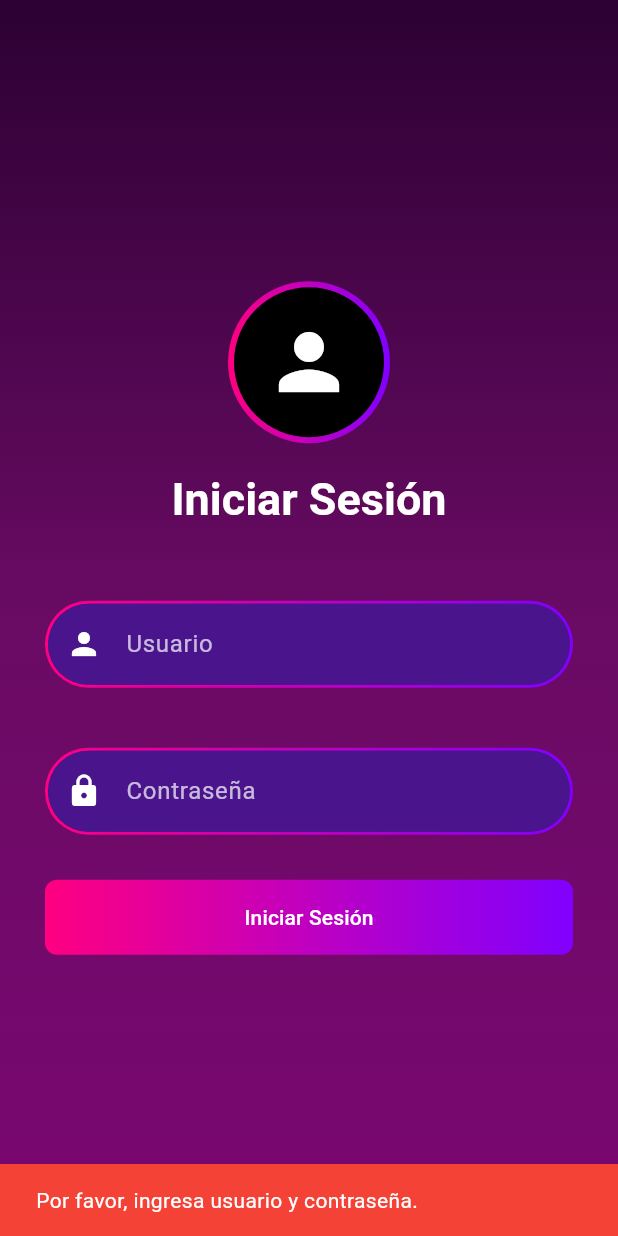
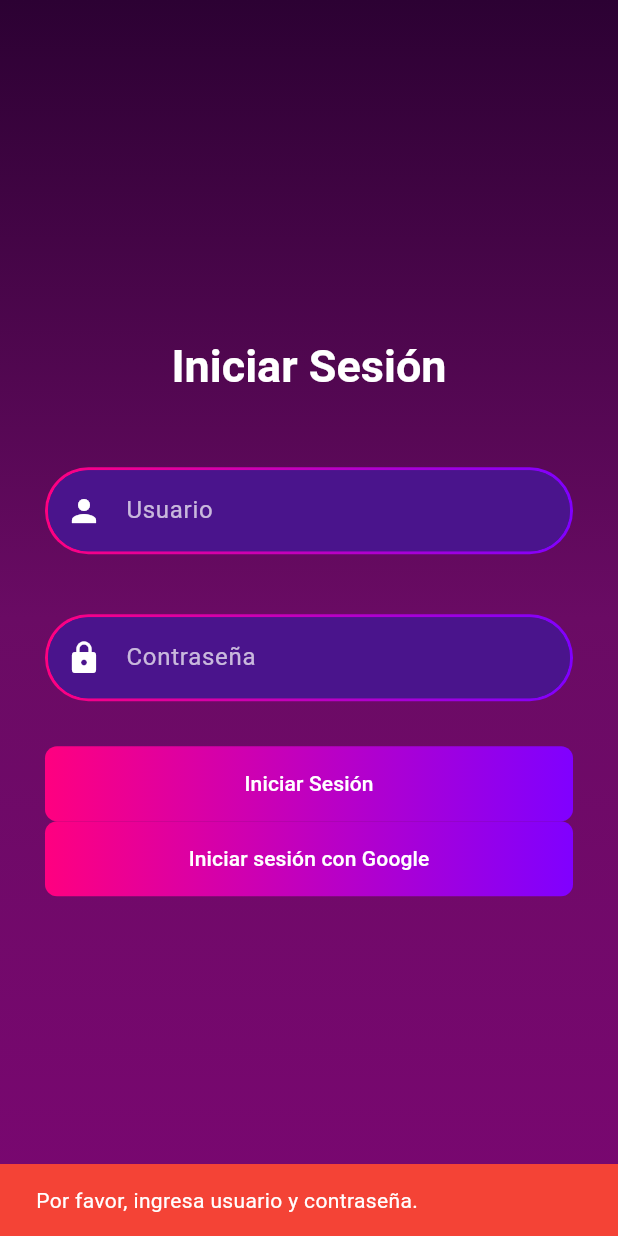
Before and after one commit to Kevin8548/lightStep-autentication, a Flutter app: the screen it shows after launch, after a tap on "Iniciar Sesión", on a phone screen of 412 x 824 dp. Run offline on Flutter 3.47's test engine with Material 3 defaults, Android fonts, the phone set to English and light mode, and no system bars; drawn by our look-alikes of animated_text_kit; our stand-ins replace cloud_firestore, firebase_auth, firebase_core, firebase_database, flutter_colorpicker, flutter_svg and 3 more; accounts and stored records are empty; Roboto replaces fonts that are missing (Roboto Mono).

Commit message:
Nuevos cambios

```diff
--- a/lib/main.dart
+++ b/lib/main.dart
@@ -1,7 +1,6 @@
 import 'package:flutter/material.dart';
 import 'package:firebase_core/firebase_core.dart';
 import 'package:light_step_app/screens/consumo.dart';
-import 'package:light_step_app/screens/iniciar_sesion.dart';
 import 'package:light_step_app/screens/perfil.dart';
 import 'package:light_step_app/screens/personalizacion.dart';
 import 'package:light_step_app/services/lightstep_service.dart';
--- a/lib/services/lightstep_step.dart
+++ b/lib/services/lightstep_step.dart
@@ -1,89 +1,236 @@
+import 'package:animated_text_kit/animated_text_kit.dart';
 import 'package:flutter/material.dart';
 import 'package:light_step_app/services/lightstep_service.dart';
 import 'package:firebase_database/firebase_database.dart';
+import 'package:firebase_auth/firebase_auth.dart';
+import 'package:google_sign_in/google_sign_in.dart';
+import 'package:light_step_app/widgets/scaffold_con_degradado.dart';
+import 'package:light_step_app/widgets/tabbar.dart';
 
-class Encendido extends StatelessWidget {
-  final LightstepService lightstepService = LightstepService();
+class LoginScreen extends StatefulWidget {
+  const LoginScreen({super.key});
 
-  // Método para obtener los datos desde Firebase y mostrarlos en consola
-  void fetchConfiguracion() {
-    lightstepService.getConfiguracion().listen((event) {
-      // Extraemos el valor de event y lo convertimos en un Map<String, dynamic>
-      Map<String, dynamic> configData = Map<String, dynamic>.from(event as Map);
-      print("Datos obtenidos de Firebase: $configData");
-    }, onError: (e) {
-      print("Error al obtener configuración: $e");
-    });
+  @override
+  State<LoginScreen> createState() => _IniciarSesionState();
 }
 
-  // Método para crear un nuevo nodo con datos únicos
-  void createNewConfig() {
-    // Creamos un identificador único para el nuevo nodo con `push()`
-    final newConfigRef = FirebaseDatabase.instance.ref().child('config').push();
+class _IniciarSesionState extends State<LoginScreen> {
+  final TextEditingController _usuarioController = TextEditingController();
+  final TextEditingController _passwordController = TextEditingController();
 
-    // Datos a guardar en el nuevo nodo
-    Map<String, dynamic> newConfigData = {
-      "efecto": "FadeOut",
-      "estado": "encendido",
-      "fecha": "2025-12-31",
-      "opacidad": 90,
-      "id": "002",
-      "color": "azul"
-    };
+  final GoogleSignIn _googleSignIn = GoogleSignIn();
+  final FirebaseAuth _auth = FirebaseAuth.instance;
 
-    // Guardamos los datos en el nuevo nodo
-    newConfigRef.set(newConfigData).then((_) {
-      print("Nuevo documento creado exitosamente con ID: ${newConfigRef.key}");
-    }).catchError((e) {
-      print("Error al crear nuevo documento: $e");
-    });
+  // Función para iniciar sesión con Google
+  Future<User?> _signInWithGoogle() async {
+    try {
+      final GoogleSignInAccount? googleUser = await _googleSignIn.signIn();
+      final GoogleSignInAuthentication googleAuth =
+          await googleUser!.authentication;
+
+      final OAuthCredential credential = GoogleAuthProvider.credential(
+        accessToken: googleAuth.accessToken,
+        idToken: googleAuth.idToken,
+      );
+
+      final UserCredential userCredential =
+          await _auth.signInWithCredential(credential);
+      return userCredential.user;
+    } catch (e) {
+      print("Error al iniciar sesión con Google: $e");
+      return null;
+    }
+  }
+
+  // Método para la validación tradicional del login
+  void _validarYContinuar() {
+    String usuario = _usuarioController.text.trim();
+    String password = _passwordController.text.trim();
+
+    if (usuario.isEmpty || password.isEmpty) {
+      _mostrarMensaje("Por favor, ingresa usuario y contraseña.");
+    } else {
+      Navigator.push(
+        context,
+        MaterialPageRoute(builder: (context) => TabBarScreen()),
+      );
+    }
+  }
+
+  // Función para mostrar un mensaje
+  void _mostrarMensaje(String mensaje) {
+    ScaffoldMessenger.of(context).showSnackBar(
+      SnackBar(
+        content: Text(mensaje, style: const TextStyle(color: Colors.white)),
+        backgroundColor: Colors.red,
+        duration: const Duration(seconds: 2),
+      ),
+    );
   }
 
   @override
   Widget build(BuildContext context) {
-    return Scaffold(
-      appBar: AppBar(title: Text("Prueba de Escritura y Lectura")),
+    return ScaffoldConDegradado(
       body: Center(
+        child: Padding(
+          padding: const EdgeInsets.symmetric(horizontal: 30),
           child: Column(
             mainAxisAlignment: MainAxisAlignment.center,
             children: [
-            ElevatedButton(
-              onPressed: () {
-                // Llamada a updateConfiguracion para escribir en Firebase
-                lightstepService
-                    .updateConfiguracion(
-                        efecto: "FadeIn",
-                        estado: "encendido",
-                        fecha: "2025-12-30",
-                        opacidad: 80,
-                        color: "verde")
-                    .then((_) {
-                  print("Configuración actualizada exitosamente.");
-                }).catchError((e) {
-                  print("Error al actualizar configuración: $e");
-                });
+              // Aquí van tus widgets anteriores (Avatar, AnimatedTitle, etc.)
+              _animatedTitle(),
+              const SizedBox(height: 40),
+              _buildTextField(
+                  Icons.person, "Usuario", false, _usuarioController),
+              const SizedBox(height: 20),
+              _buildTextField(
+                  Icons.lock, "Contraseña", true, _passwordController),
+              const SizedBox(height: 20),
+              SizedBox(
+                width: double.infinity,
+                height: 50,
+                child: DecoratedBox(
+                  decoration: BoxDecoration(
+                    borderRadius: BorderRadius.circular(8),
+                    gradient: const LinearGradient(
+                      begin: Alignment.centerLeft,
+                      end: Alignment.centerRight,
+                      colors: [Color(0xFFFF0080), Color(0xFF8000FF)],
+                    ),
+                  ),
+                  child: ElevatedButton(
+                    onPressed: _validarYContinuar,
+                    style: ElevatedButton.styleFrom(
+                      backgroundColor: Colors.transparent,
+                      shadowColor: Colors.transparent,
+                      shape: RoundedRectangleBorder(
+                        borderRadius: BorderRadius.circular(8),
+                      ),
+                    ),
+                    child: const Text("Iniciar Sesión",
+                        style: TextStyle(color: Colors.white)),
+                  ),
+                ),
+              ),
+              // Botón de Google Sign-In
+              SizedBox(
+                width: double.infinity,
+                height: 50,
+                child: DecoratedBox(
+                  decoration: BoxDecoration(
+                    borderRadius: BorderRadius.circular(8),
+                    gradient: const LinearGradient(
+                      begin: Alignment.centerLeft,
+                      end: Alignment.centerRight,
+                      colors: [Color(0xFFFF0080), Color(0xFF8000FF)],
+                    ),
+                  ),
+                  child: ElevatedButton(
+                    onPressed: () async {
+                      User? user = await _signInWithGoogle();
+                      if (user != null) {
+                        print('Usuario logueado: ${user.displayName}');
+                        Navigator.push(
+                          context,
+                          MaterialPageRoute(
+                              builder: (context) => TabBarScreen()),
+                        );
+                      } else {
+                        _mostrarMensaje("Error al iniciar sesión con Google.");
+                      }
                     },
-              child: Text('Actualizar Configuración'),
+                    style: ElevatedButton.styleFrom(
+                      backgroundColor: Colors.transparent,
+                      shadowColor: Colors.transparent,
+                      shape: RoundedRectangleBorder(
+                        borderRadius: BorderRadius.circular(8),
                       ),
-            SizedBox(height: 20),
-            ElevatedButton(
-              onPressed: () {
-                // Llamada al método createNewConfig para crear un nuevo documento
-                createNewConfig();
-              },
-              child: Text('Crear Nuevo Documento'),
                     ),
-            SizedBox(height: 20),
-            ElevatedButton(
-              onPressed: () {
-                // Llamada al método fetchConfiguracion para obtener los datos
-                fetchConfiguracion();
-              },
-              child: Text('Obtener Configuración'),
+                    child: const Text("Iniciar sesión con Google",
+                        style: TextStyle(color: Colors.white)),
                   ),
+                ),
+              ),
+            ],
+          ),
+        ),
+      ),
+      bottomNavigationBar: Material(
+        color: Colors.purple,
+        child: const TabBar(
+          tabs: [
+            Tab(icon: Icon(Icons.home), text: "Inicio"),
+            Tab(icon: Icon(Icons.settings), text: "Personalización"),
+            Tab(icon: Icon(Icons.battery_charging_full), text: "Consumo"),
+            Tab(icon: Icon(Icons.person), text: "Perfil"),
           ],
         ),
       ),
     );
   }
+
+  // Método para la animación del título
+  Widget _animatedTitle() {
+    return DefaultTextStyle(
+      style: const TextStyle(
+        fontSize: 30.0,
+        fontWeight: FontWeight.bold,
+        color: Colors.white,
+      ),
+      child: AnimatedTextKit(
+        animatedTexts: [
+          TyperAnimatedText(
+            "Iniciar Sesión",
+            speed: const Duration(milliseconds: 100),
+          ),
+        ],
+        isRepeatingAnimation: true,
+        repeatForever: true,
+        pause: const Duration(seconds: 1),
+      ),
+    );
   }
+
+  // Método para los campos de texto
+  Widget _buildTextField(IconData icon, String hintText, bool obscureText,
+      TextEditingController controller) {
+    return Padding(
+      padding: const EdgeInsets.symmetric(vertical: 10),
+      child: Container(
+        decoration: BoxDecoration(
+          borderRadius: BorderRadius.circular(30),
+          gradient: const LinearGradient(
+            begin: Alignment.centerLeft,
+            end: Alignment.centerRight,
+            colors: [Color(0xFFFF0080), Color(0xFF8000FF)],
+          ),
+        ),
+        padding: const EdgeInsets.all(2),
+        child: Container(
+          decoration: BoxDecoration(
+            borderRadius: BorderRadius.circular(28),
+            color: Colors.purple.shade900,
+          ),
+          child: TextField(
+            controller: controller,
+            obscureText: obscureText,
+            style: const TextStyle(color: Colors.white),
+            decoration: InputDecoration(
+              prefixIcon: Icon(icon, color: Colors.white),
+              hintText: hintText,
+              hintStyle: const TextStyle(color: Colors.white70),
+              filled: true,
+              fillColor: Colors.purple.shade900,
+              border: OutlineInputBorder(
+                borderRadius: BorderRadius.circular(28),
+                borderSide: BorderSide.none,
+              ),
+              contentPadding:
+                  const EdgeInsets.symmetric(horizontal: 20, vertical: 15),
+            ),
+          ),
+        ),
+      ),
+    );
+  }
+}
```
Also changed, not shown: 258 other files. Lines whose indentation alone changed are shown as unchanged.
